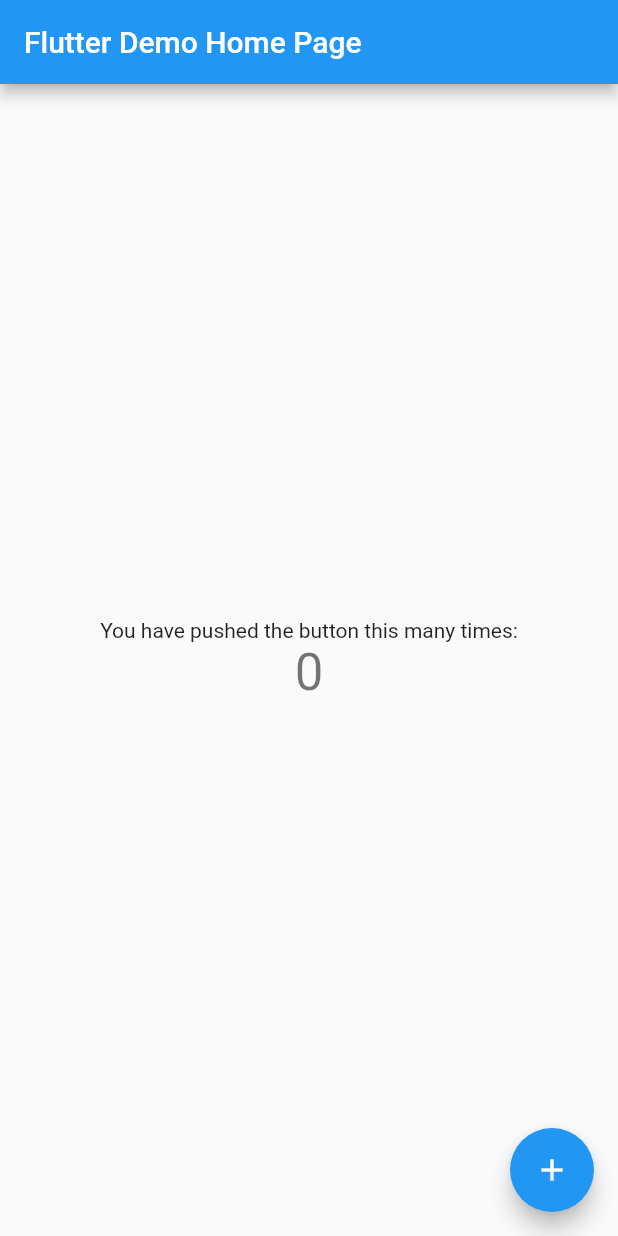
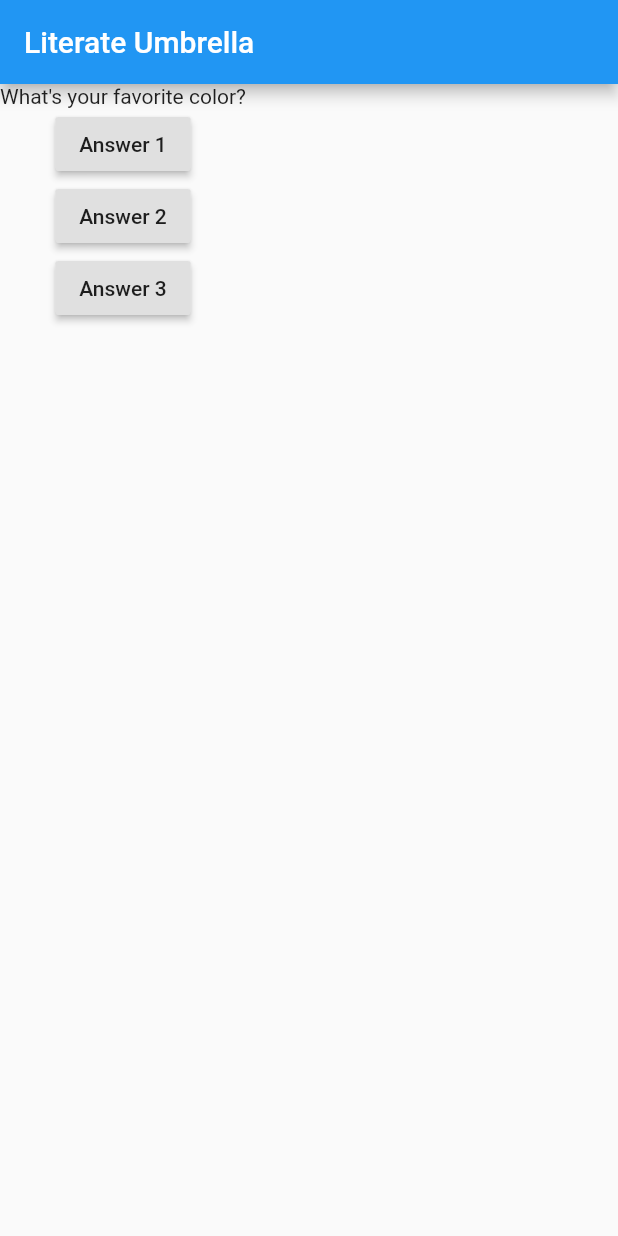
Before and after one commit to cansudogan/literate_umbrella, a Flutter app: the screen it shows after launch, on a phone screen of 412 x 824 dp. Run offline on Flutter 3.47's test engine with Material 2 defaults, Android fonts, the phone set to English and light mode, and no system bars.

Commit message:
question and answer buttons

```diff
--- a/lib/main.dart
+++ b/lib/main.dart
@@ -1,117 +1,55 @@
 import 'package:flutter/material.dart';
 
-void main() {
-  runApp(MyApp());
-}
+//void main() {
+//  runApp(LiterateUmbrella());
+//}
 
-class MyApp extends StatelessWidget {
-  // This widget is the root of your application.
-  @override
-  Widget build(BuildContext context) {
-    return MaterialApp(
-      title: 'Flutter Demo',
-      theme: ThemeData(
-        // This is the theme of your application.
-        //
-        // Try running your application with "flutter run". You'll see the
-        // application has a blue toolbar. Then, without quitting the app, try
-        // changing the primarySwatch below to Colors.green and then invoke
-        // "hot reload" (press "r" in the console where you ran "flutter run",
-        // or simply save your changes to "hot reload" in a Flutter IDE).
-        // Notice that the counter didn't reset back to zero; the application
-        // is not restarted.
-        primarySwatch: Colors.blue,
-        // This makes the visual density adapt to the platform that you run
-        // the app on. For desktop platforms, the controls will be smaller and
-        // closer together (more dense) than on mobile platforms.
-        visualDensity: VisualDensity.adaptivePlatformDensity,
-      ),
-      home: MyHomePage(title: 'Flutter Demo Home Page'),
-    );
-  }
-}
+void main() => runApp(LiterateUmbrella());
 
-class MyHomePage extends StatefulWidget {
-  MyHomePage({Key key, this.title}) : super(key: key);
+class LiterateUmbrella extends StatelessWidget {
+  var questionIndex = 0;
 
-  // This widget is the home page of your application. It is stateful, meaning
-  // that it has a State object (defined below) that contains fields that affect
-  // how it looks.
-
-  // This class is the configuration for the state. It holds the values (in this
-  // case the title) provided by the parent (in this case the App widget) and
-  // used by the build method of the State. Fields in a Widget subclass are
-  // always marked "final".
-
-  final String title;
-
-  @override
-  _MyHomePageState createState() => _MyHomePageState();
-}
-
-class _MyHomePageState extends State<MyHomePage> {
-  int _counter = 0;
-
-  void _incrementCounter() {
-    setState(() {
-      // This call to setState tells the Flutter framework that something has
-      // changed in this State, which causes it to rerun the build method below
-      // so that the display can reflect the updated values. If we changed
-      // _counter without calling setState(), then the build method would not be
-      // called again, and so nothing would appear to happen.
-      _counter++;
-    });
+  void answerQuestions() {
+    questionIndex = questionIndex + 1;
+    print(questionIndex);
   }
 
   @override
   Widget build(BuildContext context) {
-    // This method is rerun every time setState is called, for instance as done
-    // by the _incrementCounter method above.
-    //
-    // The Flutter framework has been optimized to make rerunning build methods
-    // fast, so that you can just rebuild anything that needs updating rather
-    // than having to individually change instances of widgets.
-    return Scaffold(
-      appBar: AppBar(
-        // Here we take the value from the MyHomePage object that was created by
-        // the App.build method, and use it to set our appbar title.
-        title: Text(widget.title),
-      ),
-      body: Center(
-        // Center is a layout widget. It takes a single child and positions it
-        // in the middle of the parent.
-        child: Column(
-          // Column is also a layout widget. It takes a list of children and
-          // arranges them vertically. By default, it sizes itself to fit its
-          // children horizontally, and tries to be as tall as its parent.
-          //
-          // Invoke "debug painting" (press "p" in the console, choose the
-          // "Toggle Debug Paint" action from the Flutter Inspector in Android
-          // Studio, or the "Toggle Debug Paint" command in Visual Studio Code)
-          // to see the wireframe for each widget.
-          //
-          // Column has various properties to control how it sizes itself and
-          // how it positions its children. Here we use mainAxisAlignment to
-          // center the children vertically; the main axis here is the vertical
-          // axis because Columns are vertical (the cross axis would be
-          // horizontal).
-          mainAxisAlignment: MainAxisAlignment.center,
-          children: <Widget>[
+    var questions = [
+      'What\'s your favorite color?',
+      'What\'s your favorite animal?'
+    ];
+    return MaterialApp(
+      home: Scaffold(
+        appBar: AppBar(
+          title: Text('Literate Umbrella'),
+        ),
+        body: Column(
+          children: [
+            // Text('The question!'),
+            //Text(questions.elementAt(0)),
             Text(
-              'You have pushed the button this many times:',
+              questions[questionIndex],
             ),
-            Text(
-              '$_counter',
-              style: Theme.of(context).textTheme.headline4,
+            RaisedButton(
+              child: Text('Answer 1'),
+              onPressed: answerQuestions,
+            ),
+            RaisedButton(
+              child: Text('Answer 2'),
+              onPressed: () => print('Answer 2 chosen!'),
+            ),
+            RaisedButton(
+              child: Text('Answer 3'),
+              onPressed: () {
+                // ......
+                print('Answer 3 chosen!');
+              },
             ),
           ],
         ),
       ),
-      floatingActionButton: FloatingActionButton(
-        onPressed: _incrementCounter,
-        tooltip: 'Increment',
-        child: Icon(Icons.add),
-      ), // This trailing comma makes auto-formatting nicer for build methods.
     );
   }
 }
```
Also changed, not shown: 1 other file.
